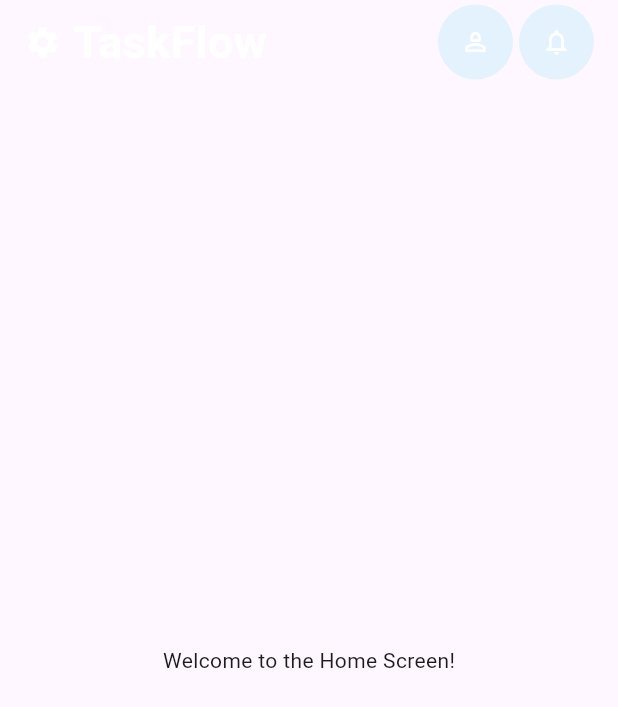
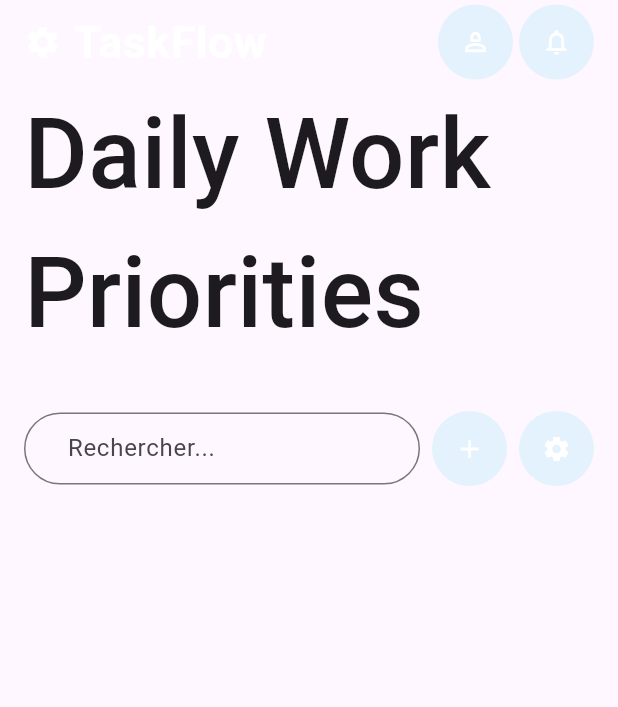
Before and after one commit to davidmottet/taskflow, a Flutter app: the screen it shows after launch, on a phone screen of 412 x 824 dp. Shown: the top 707 px of the screen. Run offline on Flutter 3.47's test engine with Material 3 defaults, Android fonts, the phone set to English and light mode, and no system bars; generated files the repository leaves out were written again.

Commit message:
Enhance HomeScreen layout with new UI components
- Added CustomSearch widget for improved search functionality.
- Introduced HapticIconButton for user interaction with add and settings actions.
- Updated HomeScreen to display a title and structured layout with padding and a column for better visual hierarchy.
- Improved overall user experience by organizing UI elements effectively.

```diff
--- a/lib/src/home_feature/home_screen.dart
+++ b/lib/src/home_feature/home_screen.dart
@@ -1,5 +1,7 @@
 import 'package:flutter/material.dart';
 import 'package:taskflow/src/ui/app_bar_ui.dart';
+import 'package:taskflow/src/ui/haptic_icon_button_ui.dart';
+import 'package:taskflow/src/ui/search_ui.dart';
 
 class HomeScreen extends StatelessWidget {
   const HomeScreen({super.key});
@@ -10,9 +12,35 @@ class HomeScreen extends StatelessWidget {
   Widget build(BuildContext context) {
     return Scaffold(
       appBar: CustomAppBar(),
-      body: const Center(
-        child: Text('Welcome to the Home Screen!'),
-      ),
+      body: Padding(
+        padding: const EdgeInsets.symmetric(horizontal: 16.0),
+        child: Column(
+          children: [
+            const Text(
+              'Daily Work Priorities',
+              style: TextStyle(fontSize: 65.0, fontWeight: FontWeight.w500),
+            ),
+            SizedBox(height: 32.0),
+            Row(
+              children: [
+                CustomSearch(),
+                SizedBox(width: 8.0),
+                HapticIconButton(
+                  icon: Icon(Icons.add, color: Colors.white, size: 20.0),
+                  onPressed: () {
+                  },
+                ),
+                SizedBox(width: 8.0),
+                HapticIconButton(
+                  icon: Icon(Icons.settings, color: Colors.white, size: 20.0),
+                  onPressed: () {
+                  },
+                ),
+              ],
+            )
+          ],
+        ),
+      )
     );
   }
 }
```
